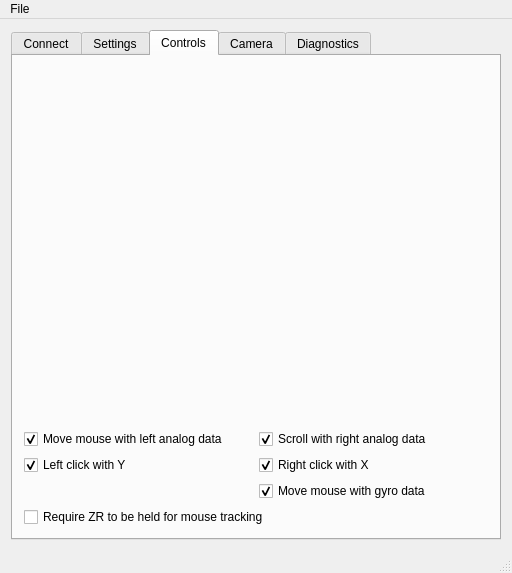
The window that mainwindow.ui (lucidNTR/QJoyControl) describes before a commit, drawn with Qt 5.
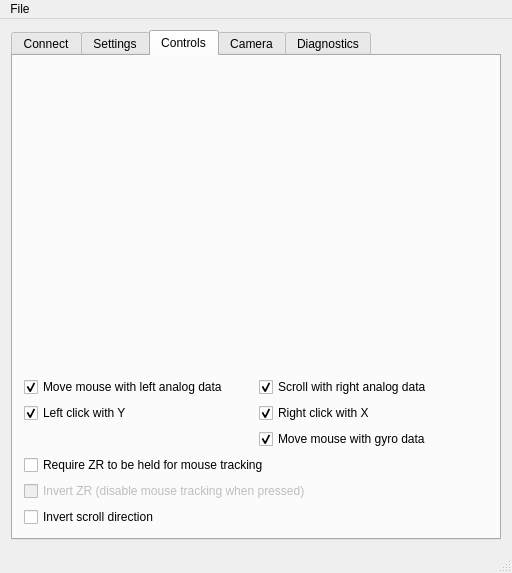
The same window after the commit. The open tabs and pages were chosen to show the change. Custom widgets are drawn as their Qt base class.

Diff of the .ui file:
```diff
--- a/mainwindow.ui
+++ b/mainwindow.ui
@@ -461,6 +461,19 @@
            </property>
           </widget>
          </item>
+         <item row="5" column="0" colspan="2">
+          <widget class="QCheckBox" name="checkBoxInvertZR">
+           <property name="text">
+            <string>Invert ZR (disable mouse tracking when pressed)</string>
+           </property>
+           <property name="checked">
+            <bool>false</bool>
+           </property>
+           <property name="enabled">
+            <bool>false</bool>
+           </property>
+          </widget>
+         </item>
         <item row="1" column="1">
          <widget class="QCheckBox" name="checkBoxRightAnalogMouse">
                     <property name="text">
@@ -471,6 +484,16 @@
           </property>
          </widget>
         </item>
+         <item row="6" column="0" colspan="2">
+          <widget class="QCheckBox" name="checkBoxInvertScroll">
+           <property name="text">
+            <string>Invert scroll direction</string>
+           </property>
+           <property name="checked">
+            <bool>false</bool>
+           </property>
+          </widget>
+         </item>
         <item row="2" column="1">
          <widget class="QCheckBox" name="checkBoxRightClick">
           <property name="text">
```
Lines whose indentation alone changed are shown as unchanged.
